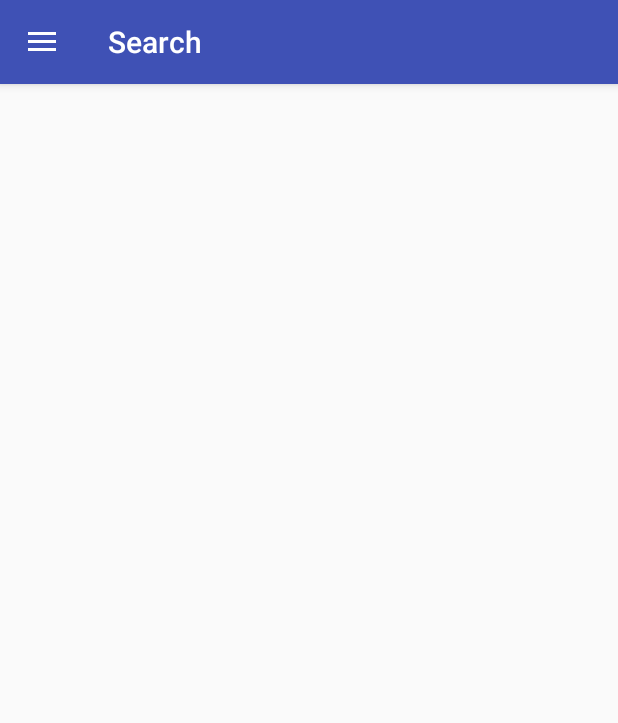
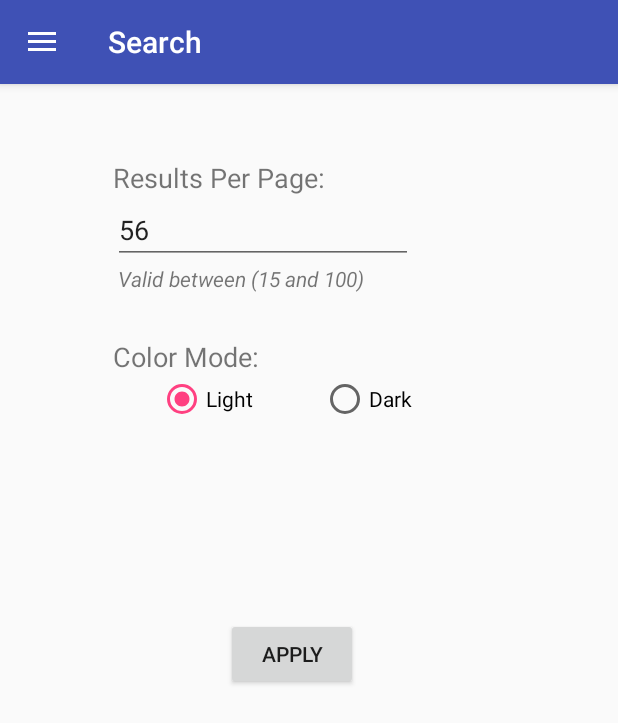
Before and after one commit to kanners/TurtleSearch, an Android app: the fragment FragmentSettings placed in its activity, on a phone screen of 412 x 824 dp. Shown: the top 723 px of the screen. Run offline under Robolectric (Android 15) with nearby library versions, the phone set to English and light mode, and no system bars.

Commit message:
Added layout to the settings fragment. Database does not exist yet.

```diff
--- a/app/build.gradle
+++ b/app/build.gradle
@@ -27,5 +27,6 @@ dependencies {
     compile 'com.android.support:appcompat-v7:25.3.1'
     compile 'com.android.support.constraint:constraint-layout:1.0.2'
     compile 'com.android.support:support-v4:25.3.1'
+    compile 'com.google.android.gms:play-services-plus:11.0.2'
     testCompile 'junit:junit:4.12'
 }
--- a/app/src/main/AndroidManifest.xml
+++ b/app/src/main/AndroidManifest.xml
@@ -1,6 +1,9 @@
 <?xml version="1.0" encoding="utf-8"?>
 <manifest xmlns:android="http://schemas.android.com/apk/res/android"
     package="midatlandroid.final_project">
+
+    <!-- To access Google+ APIs: -->
+    <uses-permission android:name="android.permission.INTERNET" />
 
     <application
         android:allowBackup="true"
@@ -9,10 +12,10 @@
         android:roundIcon="@mipmap/ic_launcher_round"
         android:supportsRtl="true"
         android:theme="@style/AppTheme">
-
         <activity android:name=".MainActivity">
             <intent-filter>
                 <action android:name="android.intent.action.MAIN" />
+
                 <category android:name="android.intent.category.LAUNCHER" />
             </intent-filter>
         </activity>
--- a/app/src/main/java/midatlandroid/final_project/FragmentProfile.java
+++ b/app/src/main/java/midatlandroid/final_project/FragmentSearch.java
@@ -11,9 +11,10 @@ import android.view.ViewGroup;
 /**
  * A simple {@link Fragment} subclass.
  */
-public class FragmentProfile extends Fragment {
+public class FragmentSearch extends Fragment {
 
-    public FragmentProfile() {
+
+    public FragmentSearch() {
         // Required empty public constructor
     }
 
@@ -22,7 +23,7 @@ public class FragmentProfile extends Fragment {
     public View onCreateView(LayoutInflater inflater, ViewGroup container,
                              Bundle savedInstanceState) {
         // Inflate the layout for this fragment
-        return inflater.inflate(R.layout.fragment_profile, container, false);
+        return inflater.inflate(R.layout.fragment_search, container, false);
     }
 
 }
--- a/app/src/main/java/midatlandroid/final_project/FragmentSettings.java
+++ b/app/src/main/java/midatlandroid/final_project/FragmentSettings.java
@@ -6,6 +6,8 @@
 import android.view.LayoutInflater;
 import android.view.View;
 import android.view.ViewGroup;
+import android.widget.RadioButton;
+import android.widget.TextView;
 
 import midatlandroid.final_project.R;
 
@@ -23,8 +25,30 @@
     @Override
     public View onCreateView(LayoutInflater inflater, ViewGroup container,
                              Bundle savedInstanceState) {
-        // Inflate the layout for this fragment
-        return inflater.inflate(R.layout.fragment_settings, container, false);
+        View v = inflater.inflate(R.layout.fragment_settings, container, false);
+
+        //max value set from database
+        //light mode set from database
+        String results = "56";
+        boolean colorLight = true;
+
+        // Assign the different fields to variables
+        TextView max = (TextView) v.findViewById(R.id.resultsPerPage);
+        RadioButton light = (RadioButton) v.findViewById(R.id.radioLight);
+        RadioButton dark = (RadioButton) v.findViewById(R.id.radioDark);
+
+        // Assign values to the fields from the database
+        max.setText(results);
+        if (colorLight) {
+            light.toggle();
+        } else {
+            dark.toggle();
+        }
+
+
+
+
+        return v;
     }
 
 }
--- a/app/src/main/java/midatlandroid/final_project/MainActivity.java
+++ b/app/src/main/java/midatlandroid/final_project/MainActivity.java
@@ -46,11 +46,11 @@ public class MainActivity extends AppCompatActivity {
            @Override
             public void onItemClick(AdapterView<?> parent, View view, int position, long id) {
                FragmentManager fm = getFragmentManager();
-               Fragment fragment = new FragmentProfile();
+               Fragment fragment = new FragmentSearch();
 
                switch(position) {
                    case 0:
-                       fragment = new FragmentProfile();
+                       fragment = new FragmentSearch();
                        break;
                    case 1:
                        fragment = new FragmentSettings();
@@ -66,7 +66,7 @@ public class MainActivity extends AppCompatActivity {
 
         if (savedInstanceState == null) {
             FragmentManager fm = getFragmentManager();
-            Fragment fragment = new FragmentProfile();
+            Fragment fragment = new FragmentSearch();
             fm.beginTransaction().replace(R.id.content_frame, fragment).commit();
             setTitle(drawerOptionLabels[0]);
         }
--- a/app/src/main/res/layout/fragment_profile.xml
+++ b/app/src/main/res/layout/fragment_search.xml
@@ -1,13 +1,13 @@
-<FrameLayout
-    xmlns:android="http://schemas.android.com/apk/res/android"
+<FrameLayout xmlns:android="http://schemas.android.com/apk/res/android"
     xmlns:tools="http://schemas.android.com/tools"
     android:layout_width="match_parent"
     android:layout_height="match_parent"
-    tools:context="midatlandroid.final_project.FragmentProfile">
+    tools:context="midatlandroid.final_project.FragmentSearch">
 
     <TextView
         android:layout_width="match_parent"
         android:layout_height="match_parent"
-        android:gravity="center" />
+        android:layout_gravity="center_horizontal"
+        android:text="Turtle Search" />
 
 </FrameLayout>
--- a/app/src/main/res/layout/fragment_settings.xml
+++ b/app/src/main/res/layout/fragment_settings.xml
@@ -5,9 +5,71 @@
     android:layout_height="match_parent"
     tools:context=".FragmentSettings">
 
-    <TextView
+    <LinearLayout
         android:layout_width="match_parent"
         android:layout_height="match_parent"
-        android:gravity="center" />
+        android:orientation="vertical"
+        android:paddingLeft="75sp">
+
+        <TextView
+            android:layout_width="wrap_content"
+            android:layout_height="wrap_content"
+            android:layout_marginTop="50sp"
+            android:text="Results Per Page:"
+            android:textSize="18sp" />
+
+        <EditText
+            android:id="@+id/resultsPerPage"
+            android:layout_width="200sp"
+            android:layout_height="wrap_content"
+            android:ems="10"
+            android:inputType="number" />
+
+        <TextView
+            android:layout_width="200sp"
+            android:layout_height="wrap_content"
+            android:layout_marginBottom="30sp"
+            android:text=" Valid between (15 and 100)"
+            android:textStyle="italic" />
+
+
+        <TextView
+            android:layout_width="wrap_content"
+            android:layout_height="wrap_content"
+            android:text="Color Mode:"
+            android:textSize="18sp" />
+
+        <RadioGroup
+            android:layout_width="wrap_content"
+            android:layout_height="wrap_content"
+            android:orientation="horizontal" >
+
+            <RadioButton
+                android:id="@+id/radioLight"
+                android:layout_width="wrap_content"
+                android:layout_height="wrap_content"
+                android:layout_weight="1"
+                android:layout_marginLeft="30sp"
+                android:layout_marginRight="45sp"
+                android:text="Light" />
+
+            <RadioButton
+                android:id="@+id/radioDark"
+                android:layout_width="wrap_content"
+                android:layout_height="wrap_content"
+                android:layout_weight="1"
+                android:text="Dark" />
+
+        </RadioGroup>
+
+        <Button
+            android:id="@+id/settingsApply"
+            android:layout_width="wrap_content"
+            android:layout_height="wrap_content"
+            android:layout_marginLeft="75sp"
+            android:layout_marginTop="130sp"
+            android:text="Apply" />
+
+    </LinearLayout>
 
 </FrameLayout>
--- a/app/src/main/res/values/strings.xml
+++ b/app/src/main/res/values/strings.xml
@@ -6,9 +6,10 @@
     <string name="title_activity_navigation_drawer">NavigationDrawerActivity</string>
     <string-array name="sliding_drawer_array">
         <item>Search</item>
-        <item>Shopping List</item>
-        <item>Starred Items</item>
         <item>Settings</item>
+        <!--<item>Shopping List</item>
+        <item>Starred Items</item>-->
+
     </string-array>
 
     <string name="drawer_open">Open navigation drawer</string>
```
